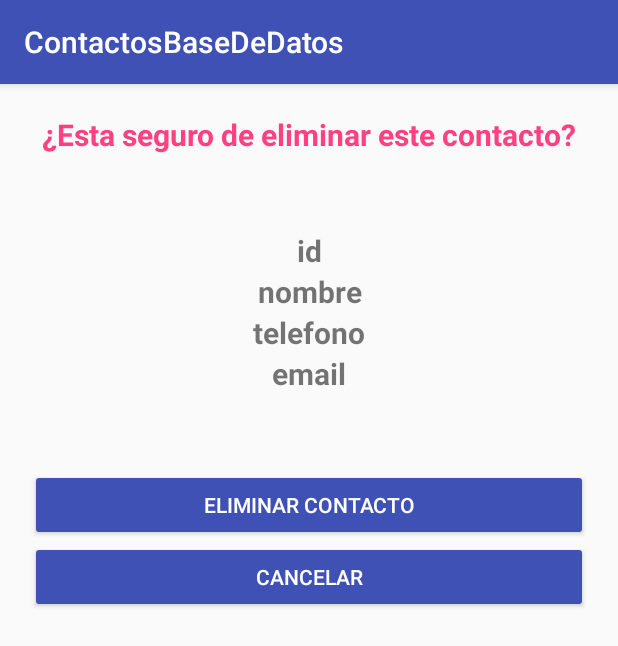
After one commit to jonmid/ContactosBaseDeDatos, an Android app: the DeleteActivity screen opened directly, with no data from a screen before it, on a phone screen of 412 x 824 dp. The commit adds this screen. Shown: the top 646 px of the screen. Run offline under Robolectric (Android 15) with nearby library versions, the phone set to English and light mode, and no system bars; 4 statements that could not run were skipped.

Commit message:
Activity para eliminar contactos

```diff
--- a/app/src/main/AndroidManifest.xml
+++ b/app/src/main/AndroidManifest.xml
@@ -17,7 +17,8 @@
             </intent-filter>
         </activity>
         <activity android:name=".Views.RegisterContactActivity" />
-        <activity android:name=".Views.SearchContactActivity"></activity>
+        <activity android:name=".Views.SearchContactActivity" />
+        <activity android:name=".Views.DeleteActivity"></activity>
     </application>
 
 </manifest>
--- /dev/null
+++ b/app/src/main/java/com/example/jonmid/contactosbasededatos/Views/DeleteActivity.java
@@ -0,0 +1,56 @@
+package com.example.jonmid.contactosbasededatos.Views;
+
+import android.content.Intent;
+import android.database.Cursor;
+import android.database.sqlite.SQLiteDatabase;
+import android.support.v7.app.AppCompatActivity;
+import android.os.Bundle;
+import android.view.View;
+import android.widget.TextView;
+import android.widget.Toast;
+
+import com.example.jonmid.contactosbasededatos.ContactsActivity;
+import com.example.jonmid.contactosbasededatos.Helpers.SqliteHelper;
+import com.example.jonmid.contactosbasededatos.R;
+
+public class DeleteActivity extends AppCompatActivity {
+
+    TextView textViewId;
+    TextView textViewName;
+    TextView textViewPhone;
+    TextView textViewEmail;
+    SqliteHelper sqliteHelper;
+
+    @Override
+    protected void onCreate(Bundle savedInstanceState) {
+        super.onCreate(savedInstanceState);
+        setContentView(R.layout.activity_delete);
+
+        textViewId = (TextView) findViewById(R.id.id_tv_delete_id);
+        textViewName = (TextView) findViewById(R.id.id_tv_delete_name);
+        textViewPhone = (TextView) findViewById(R.id.id_tv_delete_phone);
+        textViewEmail = (TextView) findViewById(R.id.id_tv_delete_email);
+
+        sqliteHelper = new SqliteHelper(this, "db_contacts", null, 1);
+
+        textViewId.setText( getIntent().getExtras().getString("id") );
+        textViewName.setText( getIntent().getExtras().getString("name") );
+        textViewPhone.setText( getIntent().getExtras().getString("phone") );
+        textViewEmail.setText( getIntent().getExtras().getString("email") );
+    }
+
+    public void onClickCancelDelete(View view){
+        Intent intent = new Intent(this, ContactsActivity.class);
+        startActivity(intent);
+    }
+
+    public void onClickDeleteContact(View view){
+        SQLiteDatabase db = sqliteHelper.getReadableDatabase();
+        Cursor cursor = db.rawQuery("delete from users where id = 1", null);
+        cursor.close();
+
+        Toast.makeText(this, "Contacto eliminado correctamente", Toast.LENGTH_SHORT).show();
+
+        onClickCancelDelete(view);
+    }
+}
--- a/app/src/main/res/layout/activity_contacts.xml
+++ b/app/src/main/res/layout/activity_contacts.xml
@@ -29,7 +29,8 @@
                 android:layout_width="200dp"
                 android:layout_height="wrap_content"
                 android:text="Buscar"
-                android:layout_weight="1"/>
+                android:layout_weight="1"
+                android:onClick="onClickSearch"/>
 
         </LinearLayout>
 
--- /dev/null
+++ b/app/src/main/res/layout/activity_delete.xml
@@ -0,0 +1,71 @@
+<?xml version="1.0" encoding="utf-8"?>
+<android.support.design.widget.CoordinatorLayout
+    xmlns:android="http://schemas.android.com/apk/res/android"
+    xmlns:app="http://schemas.android.com/apk/res-auto"
+    xmlns:tools="http://schemas.android.com/tools"
+    android:layout_width="match_parent"
+    android:layout_height="match_parent"
+    tools:context="com.example.jonmid.contactosbasededatos.Views.DeleteActivity">
+
+    <LinearLayout
+        android:layout_width="match_parent"
+        android:layout_height="match_parent"
+        android:orientation="vertical"
+        android:padding="20dp">
+        <TextView
+            android:layout_width="match_parent"
+            android:layout_height="wrap_content"
+            android:text="¿Esta seguro de eliminar este contacto?"
+            android:textAlignment="center"
+            android:textSize="20sp"
+            android:textStyle="bold"
+            android:textColor="@color/colorAccent"
+            android:layout_marginBottom="50dp"/>
+        <TextView
+            android:id="@+id/id_tv_delete_id"
+            android:layout_width="match_parent"
+            android:layout_height="wrap_content"
+            android:text="id"
+            android:textAlignment="center"
+            android:textSize="20sp"
+            android:textStyle="bold"/>
+        <TextView
+            android:id="@+id/id_tv_delete_name"
+            android:layout_width="match_parent"
+            android:layout_height="wrap_content"
+            android:text="nombre"
+            android:textAlignment="center"
+            android:textSize="20sp"
+            android:textStyle="bold"/>
+        <TextView
+            android:id="@+id/id_tv_delete_phone"
+            android:layout_width="match_parent"
+            android:layout_height="wrap_content"
+            android:text="telefono"
+            android:textAlignment="center"
+            android:textSize="20sp"
+            android:textStyle="bold"/>
+        <TextView
+            android:id="@+id/id_tv_delete_email"
+            android:layout_width="match_parent"
+            android:layout_height="wrap_content"
+            android:text="email"
+            android:textAlignment="center"
+            android:textSize="20sp"
+            android:textStyle="bold"/>
+        <Button
+            android:layout_width="match_parent"
+            android:layout_height="wrap_content"
+            android:text="Eliminar contacto"
+            android:layout_marginTop="50dp"
+            android:theme="@style/RaisedButtonDark"
+            android:onClick="onClickDeleteContact"/>
+        <Button
+            android:layout_width="match_parent"
+            android:layout_height="wrap_content"
+            android:text="cancelar"
+            android:theme="@style/RaisedButtonDark"
+            android:onClick="onClickCancelDelete"/>
+    </LinearLayout>
+
+</android.support.design.widget.CoordinatorLayout>
--- a/build.gradle
+++ b/build.gradle
@@ -5,7 +5,7 @@ buildscript {
         jcenter()
     }
     dependencies {
-        classpath 'com.android.tools.build:gradle:2.3.3'
+        classpath 'com.android.tools.build:gradle:3.0.0'
 
         // NOTE: Do not place your application dependencies here; they belong
         // in the individual module build.gradle files
```
Also changed, not shown: app/src/main/java/com/example/jonmid/contactosbasededatos/Adapters/ContactAdapter.java (+8 -5 lines), app/src/main/java/com/example/jonmid/contactosbasededatos/ContactsActivity.java (+41 -5 lines), gradle/wrapper/gradle-wrapper.properties.
